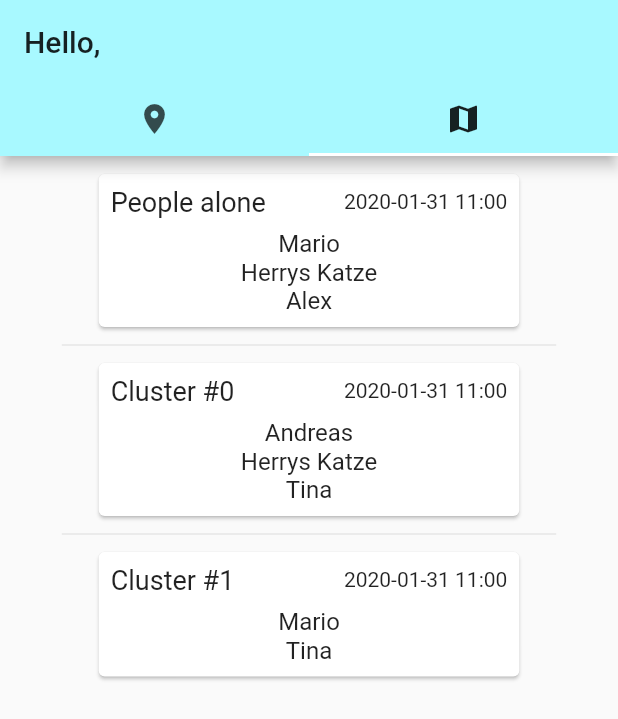
After one commit to Alexx882/flocker, a Flutter app: the MainView screen opened directly, tab 2 chosen, on a phone screen of 412 x 824 dp. The commit adds this screen. Shown: the top 719 px of the screen. Run offline on Flutter 3.47's test engine with Material 2 defaults, Android fonts, the phone set to English and light mode, and no system bars; our stand-ins replace location, shared_preferences; missing offline and left inert: cron; accounts and stored records are empty.

Commit message:
added cluster-view

```diff
--- /dev/null
+++ b/app/lib/cluster/model/cluster.dart
@@ -0,0 +1,12 @@
+class Cluster {
+  Cluster(this.id, this.date, this.hour, this.friends) {
+    _name = id == -1 ? "People alone" : "Cluster #$id";
+  }
+
+  final int id;
+  String _name;
+  String get name => _name;
+  final DateTime date;
+  final int hour;
+  final List<String> friends;
+}
--- /dev/null
+++ b/app/lib/edge/abstract_server_connection.dart
@@ -0,0 +1,8 @@
+import 'package:flocker/cluster/model/cluster.dart';
+
+abstract class AbstractServerConnection {
+  Future<bool> uploadPositionToServer(
+      double lat, double long, int timestamp, String username);
+
+  Future<List<Cluster>> fetchClustersFromServer();
+}
--- /dev/null
+++ b/app/lib/edge/mock_server_connection.dart
@@ -0,0 +1,46 @@
+import 'package:flocker/cluster/model/cluster.dart';
+import 'package:flocker/edge/abstract_server_connection.dart';
+
+class MockServerConnection extends AbstractServerConnection {
+  @override
+  Future<List<Cluster>> fetchClustersFromServer() async {
+    await Future.delayed(Duration(milliseconds: 500), () {});
+
+    List<Cluster> clusters = [];
+    clusters.add(
+      Cluster(
+        -1,
+        DateTime.parse("2020-01-31"),
+        11,
+        ["Mario", "Herrys Katze", "Alex"],
+      ),
+    );
+    clusters.add(
+      Cluster(
+        0,
+        DateTime.parse("2020-01-31"),
+        11,
+        ["Andreas", "Herrys Katze", "Tina"],
+      ),
+    );
+    clusters.add(
+      Cluster(
+        1,
+        DateTime.parse("2020-01-31"),
+        11,
+        ["Mario", "Tina"],
+      ),
+    );
+
+    return clusters;
+  }
+
+  @override
+  Future<bool> uploadPositionToServer(
+      double lat, double long, int timestamp, String username) async {
+    print(
+        "MOCK - uploading data. username($username), lat($lat), long($long), time($timestamp)");
+    await Future.delayed(Duration(milliseconds: 500), () {});
+    return true;
+  }
+}
--- a/app/lib/main.dart
+++ b/app/lib/main.dart
@@ -11,7 +11,7 @@ class MyApp extends StatelessWidget {
   @override
   Widget build(BuildContext context) {
     return MaterialApp(
-      title: 'Flutter Demo',
+      title: 'Flocker - Where dem Cool Kids At',
       theme: ThemeData(
         primaryColor: colorAeroBlue,
         accentColor: colorAeroBlue,
--- /dev/null
+++ b/app/lib/ui/cluster_view.dart
@@ -0,0 +1,69 @@
+import 'package:flocker/cluster/model/cluster.dart';
+import 'package:flocker/edge/abstract_server_connection.dart';
+import 'package:flocker/ui/single_cluster_view.dart';
+import 'package:flutter/material.dart';
+
+class ClusterView extends StatefulWidget {
+  @override
+  _ClusterViewState createState() => _ClusterViewState();
+
+  ClusterView(this.serverConnection);
+
+  final AbstractServerConnection serverConnection;
+}
+
+class _ClusterViewState extends State<ClusterView> {
+  List<Cluster> _clusters;
+
+  void loadClusterData() async {
+    List<Cluster> clusters =
+        await widget.serverConnection.fetchClustersFromServer();
+
+    setState(() {
+      _clusters = clusters;
+    });
+  }
+
+  @override
+  void initState() {
+    super.initState();
+    loadClusterData();
+  }
+
+  @override
+  Widget build(BuildContext context) {
+    return Scaffold(
+      body: _clusters == null
+          ? Center(
+              child: Column(
+                mainAxisSize: MainAxisSize.min,
+                children: <Widget>[
+                  FractionallySizedBox(
+                    widthFactor: .3,
+                    child: AspectRatio(
+                      aspectRatio: 1,
+                      child: CircularProgressIndicator(
+                        strokeWidth: 6,
+                      ),
+                    ),
+                  ),
+                  SizedBox(height: 8),
+                  Text(
+                    "Fetching data from the server...",
+                    style: TextStyle(
+                      fontSize: 18,
+                    ),
+                  ),
+                ],
+              ),
+            )
+          : ListView.separated(
+              itemBuilder: (BuildContext context, int k) =>
+                  SingleClusterView(_clusters[k]),
+              separatorBuilder: (BuildContext context, int k) => FractionallySizedBox(widthFactor: .8,child: Divider()),
+              itemCount: _clusters.length,
+              padding: EdgeInsets.only(top: 8),
+            ),
+    );
+  }
+}
--- /dev/null
+++ b/app/lib/ui/main_view.dart
@@ -0,0 +1,63 @@
+import 'package:flocker/edge/abstract_server_connection.dart';
+import 'package:flocker/edge/mock_server_connection.dart';
+import 'package:flocker/ui/cluster_view.dart';
+import 'package:flutter/material.dart';
+import 'package:shared_preferences/shared_preferences.dart';
+
+import 'tracking_view.dart';
+
+class MainView extends StatefulWidget {
+  @override
+  _MainViewState createState() => _MainViewState();
+}
+
+class _MainViewState extends State<MainView> with TickerProviderStateMixin {
+  String _name;
+  TabController _tabController;
+  final AbstractServerConnection serverConnection = MockServerConnection();
+
+  void _setupName() async {
+    SharedPreferences preferences = await SharedPreferences.getInstance();
+
+    setState(() {
+      _name = preferences.getString("username");
+    });
+  }
+
+  @override
+  void initState() {
+    super.initState();
+    _setupName();
+    _tabController = TabController(vsync: this, length: 2);
+  }
+
+  @override
+  void dispose() {
+    _tabController.dispose();
+    super.dispose();
+  }
+
+  @override
+  Widget build(BuildContext context) {
+    return DefaultTabController(
+      length: 2,
+      child: Scaffold(
+        appBar: AppBar(
+          title: Text(_name != null ? "Hello, $_name" : "Hello"),
+          bottom: TabBar(
+            tabs: [
+              Tab(icon: Icon(Icons.location_on)),
+              Tab(icon: Icon(Icons.map)),
+            ],
+          ),
+        ),
+        body: TabBarView(
+          children: <Widget>[
+            TrackingView(_tabController, this, serverConnection),
+            ClusterView(serverConnection),
+          ],
+        ),
+      ),
+    );
+  }
+}
--- /dev/null
+++ b/app/lib/ui/single_cluster_view.dart
@@ -0,0 +1,54 @@
+import 'package:flocker/cluster/model/cluster.dart';
+import 'package:flutter/material.dart';
+
+class SingleClusterView extends StatelessWidget {
+  final Cluster cluster;
+
+  SingleClusterView(this.cluster);
+
+  @override
+  Widget build(BuildContext context) {
+    return FractionallySizedBox(
+      widthFactor: .7,
+      child: Card(
+        child: Padding(
+          padding: const EdgeInsets.all(8.0),
+          child: Column(
+            mainAxisSize: MainAxisSize.min,
+            children: <Widget>[
+              Row(
+                children: <Widget>[
+                  Expanded(
+                    child: Text(
+                      "${cluster.name}",
+                      style: TextStyle(
+                        fontSize: 18.0,
+                      ),
+                    ),
+                  ),
+                  Text(
+                    "${cluster.date.toIso8601String().substring(0, 10)} ${cluster.hour < 10 ? 0 : ''}${cluster.hour}:00",
+                  ),
+                ],
+              ),
+              SizedBox(height: 8),
+              Column(
+                mainAxisSize: MainAxisSize.min,
+                children: cluster.friends
+                    .map(
+                      (String f) => Text(
+                        f,
+                        style: TextStyle(
+                          fontSize: 16.0,
+                        ),
+                      ),
+                    )
+                    .toList(),
+              ),
+            ],
+          ),
+        ),
+      ),
+    );
+  }
+}
```
Also changed, not shown: app/lib/ui/tracking_view.dart (+52 -11 lines), app/lib/ui/username_view.dart (+4 -4 lines), 1 other file.
